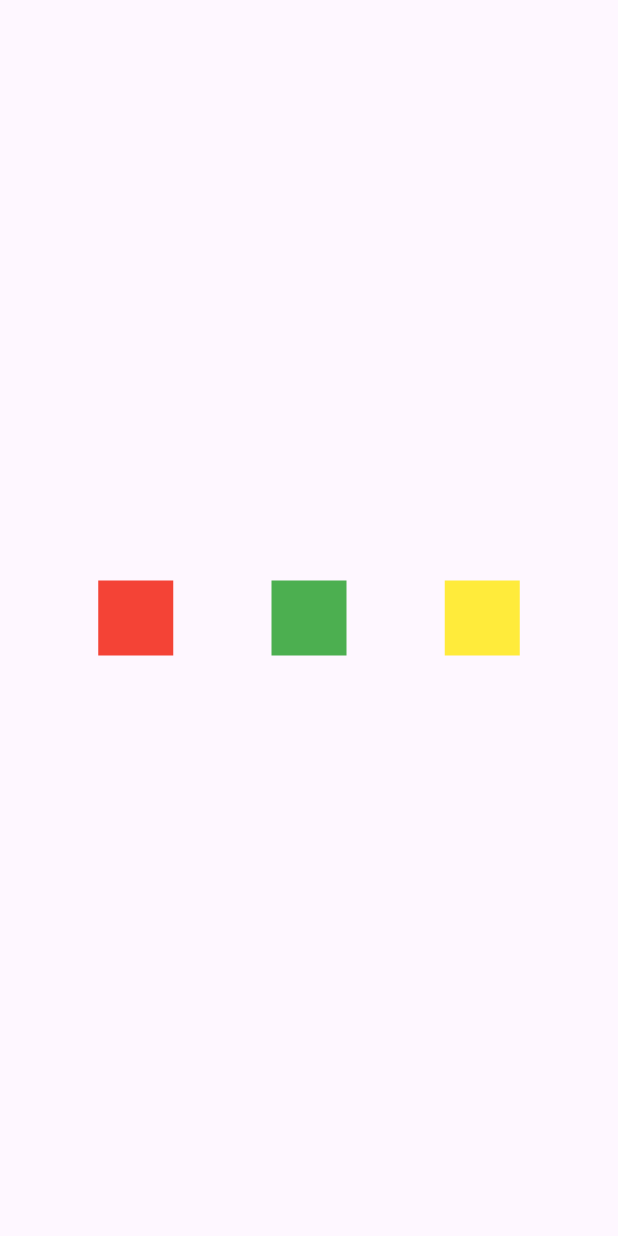
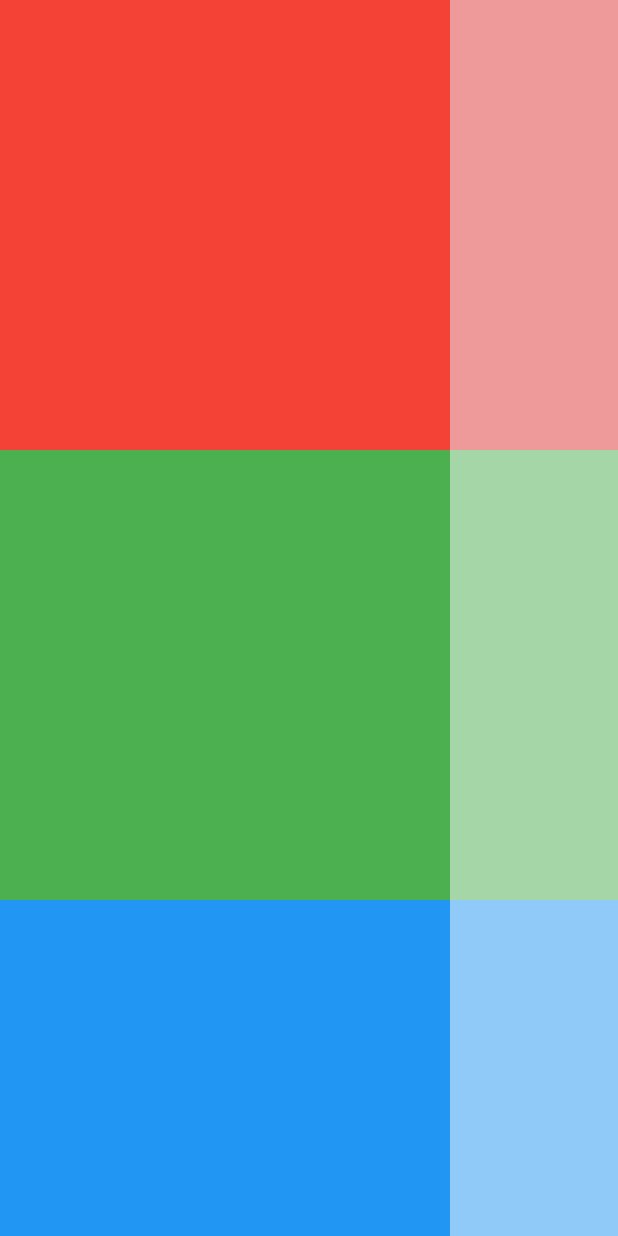
Before and after one commit to CesarKnight/la_primerita, a Flutter app: the screen it shows after launch, on a phone screen of 412 x 824 dp. Run offline on Flutter 3.47's test engine with Material 3 defaults, Android fonts, the light colour scheme and no system bars.

Commit message:
eso e todo

```diff
--- a/lib/main.dart
+++ b/lib/main.dart
@@ -8,6 +8,7 @@ import 'package:la_primerita/src/Widgets/imagen_container.dart';
 import 'package:la_primerita/src/Widgets/radius_container.dart';
 import 'package:la_primerita/src/Widgets/textomio.dart';
 import 'package:la_primerita/src/Widgets/border_container.dart';
+import 'package:la_primerita/src/Widgets/custom_listview.dart';
 
 void main(){
   return runApp(const MyApp());
@@ -31,7 +32,7 @@ class HomePage extends StatelessWidget {
   Widget build(BuildContext context) {
     return const Scaffold(
       body: SafeArea(
-          child: CustomRow()
+        child: CustomListview()
       ),
     );
   }
--- /dev/null
+++ b/lib/src/Widgets/custom_listview.dart
@@ -0,0 +1,105 @@
+import 'package:flutter/material.dart';
+
+class CustomListview extends StatelessWidget {
+  const CustomListview({super.key});
+
+  @override
+  Widget build(BuildContext context) {
+    return ListView(
+      children: [
+        SizedBox(
+          height: 300,
+          child: ListView(
+            scrollDirection: Axis.horizontal,
+            children:[
+              Container(
+                height: 300,
+                width: 300,
+                color: Colors.red,
+              ),
+              Container(
+                height: 300,
+                width: 300,
+                color: Colors.red[200],
+              ),
+              Container(
+                height: 300,
+                width: 300,
+                color: Colors.red[50],
+              )
+            ],
+          ),
+        ),
+        SizedBox(
+          height: 300,
+          child: ListView(
+            scrollDirection: Axis.horizontal,
+            children:[
+              Container(
+                height: 300,
+                width: 300,
+                color: Colors.green,
+              ),
+              Container(
+                height: 300,
+                width: 300,
+                color: Colors.green[200],
+              ),
+              Container(
+                height: 300,
+                width: 300,
+                color: Colors.green[50],
+              )
+            ],
+          ),
+        ),
+       SizedBox(
+          height: 300,
+          child: ListView(
+            scrollDirection: Axis.horizontal,
+            children:[
+              Container(
+                height: 300,
+                width: 300,
+                color: Colors.blue,
+              ),
+              Container(
+                height: 300,
+                width: 300,
+                color: Colors.blue[200],
+              ),
+              Container(
+                height: 300,
+                width: 300,
+                color: Colors.blue[50],
+              )
+            ],
+          ),
+        ),
+        SizedBox(
+          height: 300,
+          child: ListView(
+            scrollDirection: Axis.horizontal,
+            children:[
+              Container(
+                height: 300,
+                width: 300,
+                color: Colors.purple,
+              ),
+              Container(
+                height: 300,
+                width: 300,
+                color: Colors.purple[200],
+              ),
+              Container(
+                height: 300,
+                width: 300,
+                color: Colors.purple[50],
+              )
+            ],
+          ),
+        ),
+      ],
+    );
+  }
+}
```
